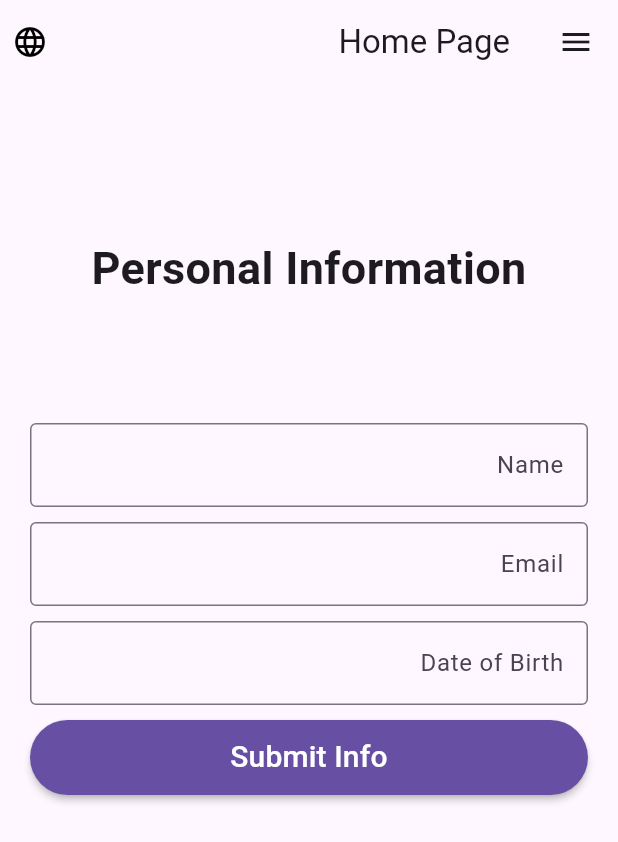
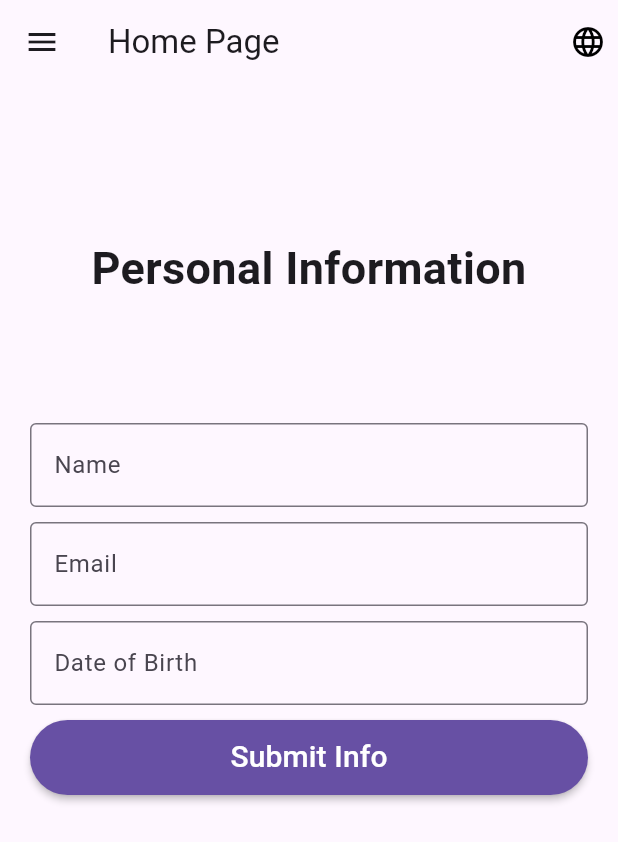
Before and after one commit to 999wrld4life/simple_flutter_localization, a Flutter app: the screen it shows after launch, on a phone screen of 412 x 824 dp. Shown: the top 842 px of the screen. Run offline on Flutter 3.47's test engine with Material 3 defaults, Android fonts, the phone set to English and light mode, and no system bars; generated files the repository leaves out were written again.

Commit message:
generated gen-l10 files

```diff
--- a/lib/main.dart
+++ b/lib/main.dart
@@ -1,7 +1,7 @@
 import 'package:flutter/material.dart';
 import 'package:simple_localization/router/custom_router.dart';
 import 'package:simple_localization/router/route_constants.dart';
-import 'package:flutter_localizations/flutter_localizations.dart';
+import 'package:flutter_gen/gen_l10n/app_localizations.dart';
 
 void main() {
   runApp(const MyApp());
@@ -27,17 +27,9 @@ class _MyAppState extends State<MyApp> {
       theme: ThemeData(
         primarySwatch: Colors.blue,
       ),
-      localizationsDelegates: const [
-        GlobalMaterialLocalizations.delegate,
-        GlobalWidgetsLocalizations.delegate,
-        GlobalCupertinoLocalizations.delegate,
-      ],
-      supportedLocales: const [
-        Locale('en'), // English
-        Locale('fa'), // Farsi
-        Locale('ar'), // Arabic
-      ],
-      locale: const Locale('ar', ''),
+      localizationsDelegates: AppLocalizations.localizationsDelegates,
+      supportedLocales: AppLocalizations.supportedLocales,
+      locale: const Locale('en', ''),
       // TODO: implement localizations
       onGenerateRoute: CustomRouter.generatedRoute,
       initialRoute: homeRoute,
--- a/lib/pages/home_page.dart
+++ b/lib/pages/home_page.dart
@@ -1,6 +1,8 @@
 import 'package:flutter/material.dart';
 import 'package:simple_localization/classes/language.dart';
 import 'package:simple_localization/router/route_constants.dart';
+import 'package:flutter_gen/gen_l10n/app_localizations.dart';
+
 // TODO: Need to import language constants
 
 class HomePage extends StatefulWidget {
@@ -24,7 +26,7 @@ class _HomePageState extends State<HomePage> {
   Widget build(BuildContext context) {
     return Scaffold(
       appBar: AppBar(
-        title: const Text("Home Page"),
+        title: Text(AppLocalizations.of(context)!.homePage),
         actions: <Widget>[
           Padding(
             padding: const EdgeInsets.all(8.0),
@@ -75,11 +77,11 @@ class _HomePageState extends State<HomePage> {
         children: <Widget>[
           Container(
             height: MediaQuery.of(context).size.height / 4,
-            child: const Center(
+            child: Center(
               child: Text(
-                "Personal Information",
+                AppLocalizations.of(context)!.personalInformation,
                 textAlign: TextAlign.center,
-                style: TextStyle(
+                style: const TextStyle(
                   fontSize: 30,
                   fontWeight: FontWeight.bold,
                 ),
```
